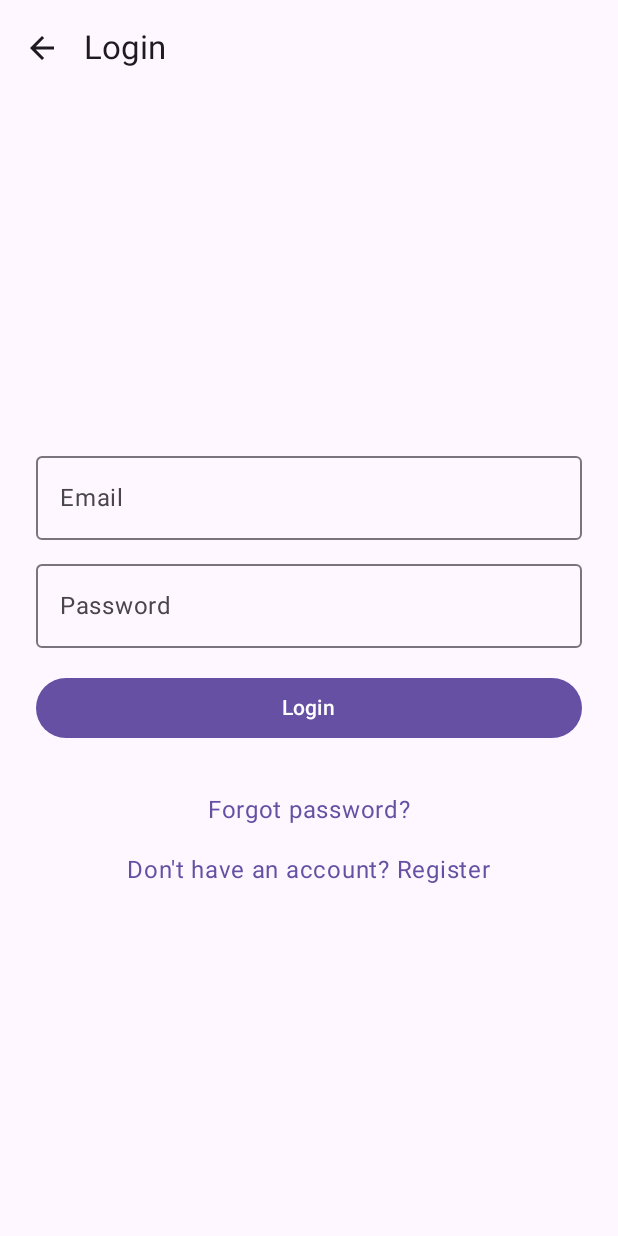
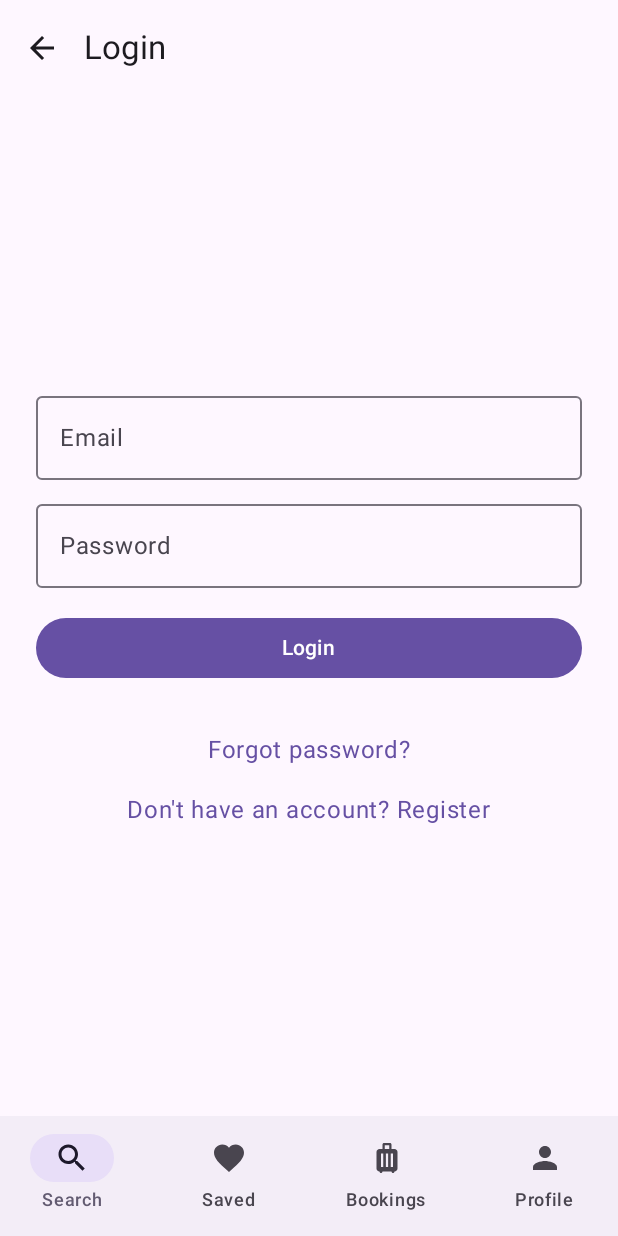
Before and after one commit to alevchenko12/BookingApp, an Android app built with Jetpack Compose: the AuthLandingScreen screen opened through its navigation route, on a phone screen of 412 x 824 dp. Run offline under Robolectric (Android 15) with nearby library versions, the phone set to English and light mode, and no system bars.

Commit message:
Added bottom bar to Search and Auth screen

```diff
--- a/frontend/app/src/main/java/com/nasti/frontend/ui/auth/AuthLandingScreen.kt
+++ b/frontend/app/src/main/java/com/nasti/frontend/ui/auth/AuthLandingScreen.kt
@@ -15,6 +15,7 @@ import androidx.compose.ui.unit.dp
 import androidx.navigation.NavController
 import com.nasti.frontend.data.api.RetrofitClient
 import com.nasti.frontend.data.repository.AuthRepository
+import com.nasti.frontend.ui.components.BottomNavigationBar
 import com.nasti.frontend.utils.SessionManager
 
 @OptIn(ExperimentalMaterial3Api::class)
@@ -73,6 +74,9 @@ fun AuthLandingScreen(
                     }
                 }
             )
+        },
+        bottomBar = {
+            BottomNavigationBar(navController = navController, selected = "search")
         }
     ) { padding ->
         Column(
```
Also changed, not shown: frontend/app/src/main/java/com/nasti/frontend/ui/search/SearchResultsScreen.kt (+14 -2 lines).
